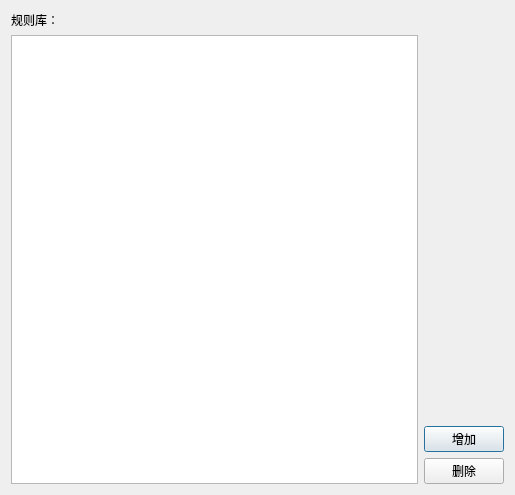
This is dialog/dialogrule/dialogrule.ui in wushuangabao/ClothingPatternDesignSystem as Qt 5 draws it before an edit. The edited form follows.
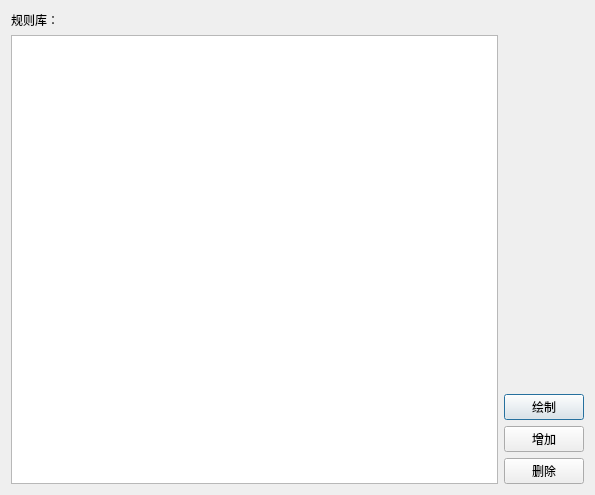
This is the edited form.

What changed in the file:
```diff
--- a/dialog/dialogrule/dialogrule.ui
+++ b/dialog/dialogrule/dialogrule.ui
@@ -6,7 +6,7 @@
    <rect>
     <x>0</x>
     <y>0</y>
-    <width>515</width>
+    <width>595</width>
     <height>495</height>
    </rect>
   </property>
@@ -24,7 +24,11 @@
       </widget>
      </item>
      <item>
-      <widget class="QTreeView" name="treeView"/>
+      <widget class="QTreeView" name="treeView">
+       <attribute name="headerDefaultSectionSize">
+        <number>150</number>
+       </attribute>
+      </widget>
      </item>
     </layout>
    </item>
@@ -43,6 +47,13 @@
        </property>
       </spacer>
      </item>
+     <item>
+      <widget class="QPushButton" name="pushButton">
+       <property name="text">
+        <string>绘制</string>
+       </property>
+      </widget>
+     </item>
      <item>
       <widget class="QPushButton" name="pushButtonAdd">
        <property name="text">
```
